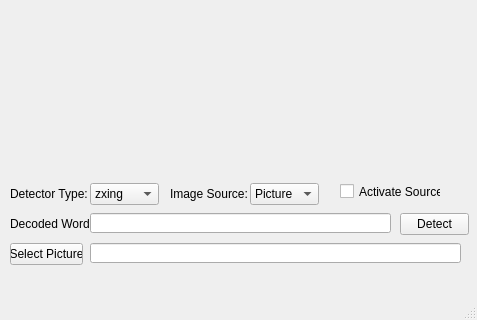
Qt form python/gui/pzh-qrcode.ui (JayHeng/pzh-qrcode) before a commit; both pictures show x 0 to 477 and y 357 to 677 of the 477 by 677 pixel window.
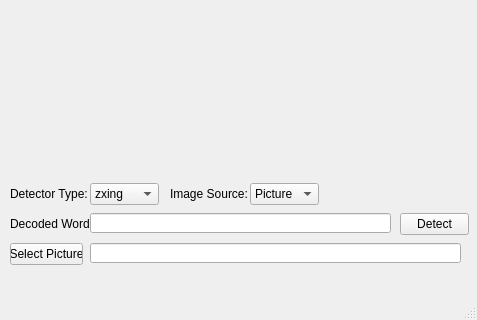
The same form after that commit.

Commit message: [Py] Remove 'Activate Source' checkBox from GUI

What changed in the file:
```diff
--- a/python/gui/pzh-qrcode.ui
+++ b/python/gui/pzh-qrcode.ui
@@ -617,19 +617,6 @@
      </property>
     </item>
    </widget>
-   <widget class="QCheckBox" name="checkBox_activateSource">
-    <property name="geometry">
-     <rect>
-      <x>340</x>
-      <y>540</y>
-      <width>101</width>
-      <height>17</height>
-     </rect>
-    </property>
-    <property name="text">
-     <string>Activate Source</string>
-    </property>
-   </widget>
   </widget>
   <widget class="QMenuBar" name="menubar">
    <property name="geometry">
```
The commit also changes 2 other files.
